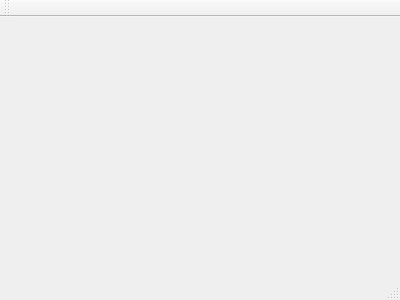
Old version of the form QtThreads/mainwindow.ui in the repository kfengbest/QtThreads.
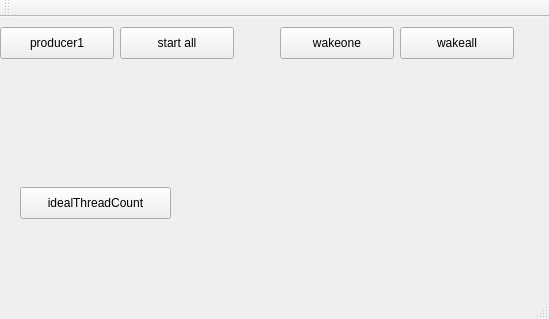
New version of the form.

What changed in the file:
```diff
--- a/QtThreads/mainwindow.ui
+++ b/QtThreads/mainwindow.ui
@@ -1,24 +1,105 @@
 <ui version="4.0">
  <class>MainWindow</class>
- <widget class="QMainWindow" name="MainWindow" >
-  <property name="geometry" >
+ <widget class="QMainWindow" name="MainWindow">
+  <property name="geometry">
    <rect>
     <x>0</x>
     <y>0</y>
-    <width>400</width>
-    <height>300</height>
+    <width>549</width>
+    <height>319</height>
    </rect>
   </property>
   <property name="windowTitle" >
    <string>MainWindow</string>
   </property>
-  <widget class="QMenuBar" name="menuBar" />
-  <widget class="QToolBar" name="mainToolBar" />
-  <widget class="QWidget" name="centralWidget" />
-  <widget class="QStatusBar" name="statusBar" />
+  <widget class="QWidget" name="centralWidget">
+   <widget class="QPushButton" name="pushButton">
+    <property name="geometry">
+     <rect>
+      <x>0</x>
+      <y>10</y>
+      <width>114</width>
+      <height>32</height>
+     </rect>
+    </property>
+    <property name="text">
+     <string>producer1</string>
+    </property>
+   </widget>
+   <widget class="QPushButton" name="pushButton_2">
+    <property name="geometry">
+     <rect>
+      <x>280</x>
+      <y>10</y>
+      <width>114</width>
+      <height>32</height>
+     </rect>
+    </property>
+    <property name="text">
+     <string>wakeone</string>
+    </property>
+   </widget>
+   <widget class="QPushButton" name="pushButton_3">
+    <property name="geometry">
+     <rect>
+      <x>400</x>
+      <y>10</y>
+      <width>114</width>
+      <height>32</height>
+     </rect>
+    </property>
+    <property name="text">
+     <string>wakeall</string>
+    </property>
+   </widget>
+   <widget class="QPushButton" name="pushButton_4">
+    <property name="geometry">
+     <rect>
+      <x>120</x>
+      <y>10</y>
+      <width>114</width>
+      <height>32</height>
+     </rect>
+    </property>
+    <property name="text">
+     <string>start all</string>
+    </property>
+   </widget>
+   <widget class="QPushButton" name="pushButton_5">
+    <property name="geometry">
+     <rect>
+      <x>20</x>
+      <y>170</y>
+      <width>151</width>
+      <height>32</height>
+     </rect>
+    </property>
+    <property name="text">
+     <string>idealThreadCount</string>
+    </property>
+   </widget>
+  </widget>
+  <widget class="QMenuBar" name="menuBar">
+   <property name="geometry">
+    <rect>
+     <x>0</x>
+     <y>0</y>
+     <width>549</width>
+     <height>22</height>
+    </rect>
+   </property>
+  </widget>
+  <widget class="QToolBar" name="mainToolBar">
+   <attribute name="toolBarArea">
+    <enum>TopToolBarArea</enum>
+   </attribute>
+   <attribute name="toolBarBreak">
+    <bool>false</bool>
+   </attribute>
+  </widget>
+  <widget class="QStatusBar" name="statusBar"/>
  </widget>
- <layoutDefault spacing="6" margin="11" />
- <pixmapfunction></pixmapfunction>
+ <layoutdefault spacing="6" margin="11"/>
  <resources/>
  <connections/>
 </ui>
```
Left out of the diff: 3 changed lines with no effect on the pictures.
